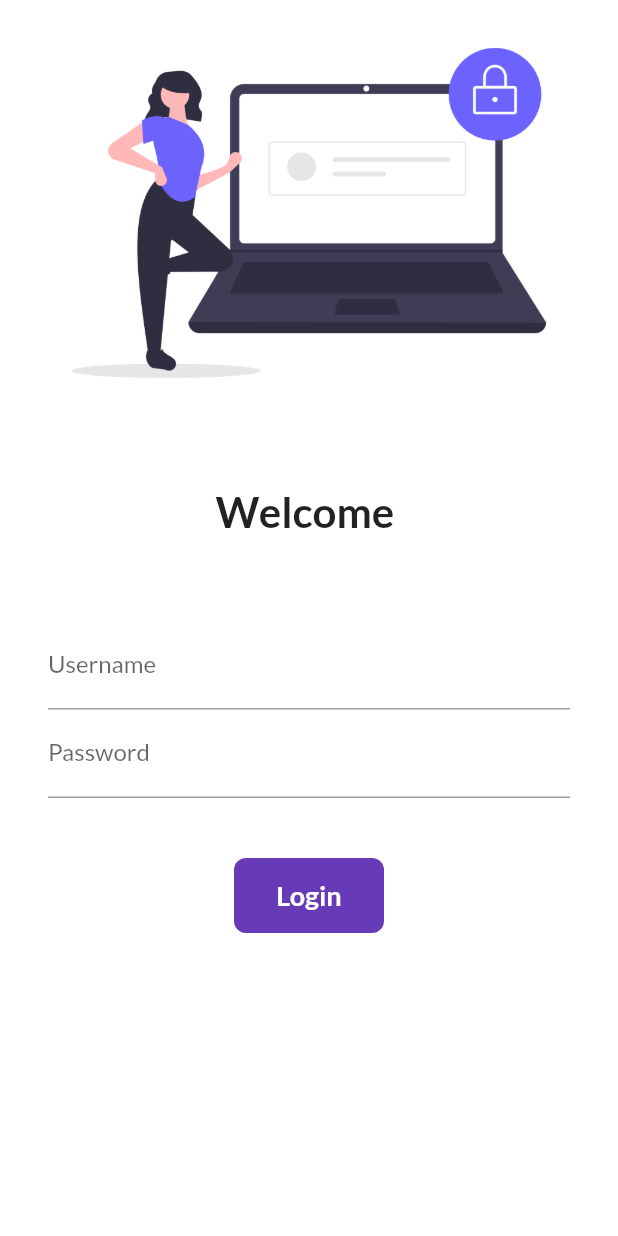
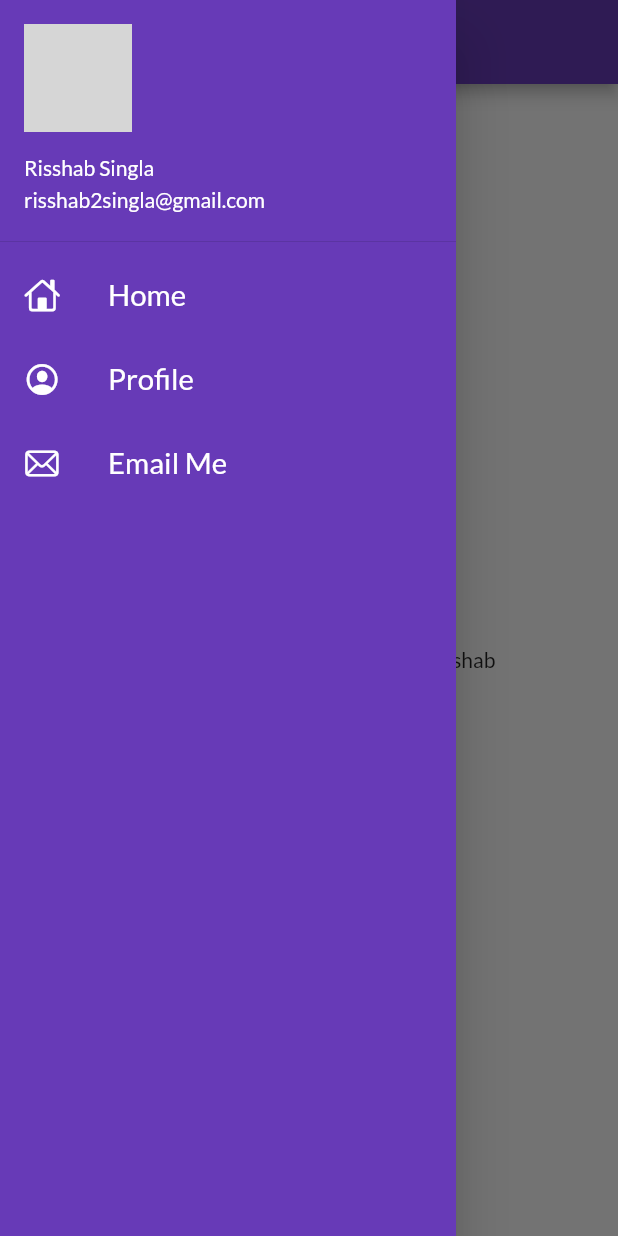
Before and after one commit to RisshabSingla/30DaysOfFlutter, a Flutter app: the screen it shows after launch, with the side drawer open (before the commit the screen has no drawer), on a phone screen of 412 x 824 dp. Run offline on Flutter 3.47's test engine with Material 2 defaults, Android fonts, the phone set to English and light mode, and no system bars; our stand-ins replace google_fonts; network calls fail; grey boxes are pictures that could not be loaded.

Commit message:
Day 8 Completed

```diff
--- a/lib/main.dart
+++ b/lib/main.dart
@@ -14,23 +14,17 @@ class MyApp extends StatelessWidget {
   @override
   Widget build(BuildContext context) {
     return MaterialApp(
-      home: LoginPage(),
-      //--> only one can be given either this or / address
-      // home: HomePage(),
-
+      // home: LoginPage(),
       themeMode: ThemeMode.light,
       theme: ThemeData(
         primarySwatch: Colors.deepPurple,
         fontFamily: GoogleFonts.lato().fontFamily,
-        // primaryTextTheme: GoogleFonts.latoTextTheme(),  --> Applicable only to primary text fields
       ),
-      // themeMode: ThemeMode.dark    --> can be used to give dark theme
-      // darkTheme: ThemeData(
-      //   brightness: Brightness.dark,
-
-      // initialRoute: "/login", // --> initial opening page
+      debugShowCheckedModeBanner: false,
+      initialRoute: MyRoutes.homeRoute, // --> initial opening page
       routes: {
-        // "/": (context) => const HomePage(), // --> not required since HomePage not given
+        "/": (context) => HomePage(),
+        // --> not required since HomePage not given
         MyRoutes.homeRoute: (context) => HomePage(),
         MyRoutes.loginRoute: (context) => LoginPage(),
       },
--- a/lib/pages/home_page.dart
+++ b/lib/pages/home_page.dart
@@ -1,4 +1,6 @@
 import 'package:flutter/material.dart';
+
+import '../widgets/drawer.dart';
 
 class HomePage extends StatelessWidget {
   const HomePage({Key? key}) : super(key: key);
@@ -16,7 +18,7 @@ class HomePage extends StatelessWidget {
           child: Text("Welcome to $days days of flutter by $name"),
         ),
       ),
-      drawer: Drawer(),
+      drawer: myDrawer(),
     );
   }
 }
--- /dev/null
+++ b/lib/widgets/drawer.dart
@@ -0,0 +1,67 @@
+import 'package:flutter/cupertino.dart';
+import 'package:flutter/material.dart';
+
+class myDrawer extends StatelessWidget {
+  const myDrawer({Key? key}) : super(key: key);
+  final imageURL =
+      "https://media-exp1.licdn.com/dms/image/C5603AQHB9cL7q9Lm-g/profile-displayphoto-shrink_100_100/0/1630991914862?e=1667433600&v=beta&t=jLR58rCHLVu02g4A7LYyUIUWWSCB3My7f1PhcZSdxtE";
+
+  @override
+  Widget build(BuildContext context) {
+    return Drawer(
+      child: Container(
+        color: Colors.deepPurple,
+        child: ListView(
+          padding: EdgeInsets.zero,
+          children: [
+            DrawerHeader(
+                padding: EdgeInsets.zero,
+                child: UserAccountsDrawerHeader(
+                  margin: EdgeInsets.zero,
+                  accountName: Text("Risshab Singla"),
+                  accountEmail: Text("risshab2singla@gmail.com"),
+                  currentAccountPicture: CircleAvatar(
+                    backgroundImage: NetworkImage(imageURL),
+                  ),
+                )),
+
+            const ListTile(
+              leading: Icon(CupertinoIcons.home, color: Colors.white),
+              title: Text(
+                "Home",
+                textScaleFactor: 1.4,
+                style: TextStyle(
+                  color: Colors.white,
+                ),
+              ),
+            ),
+
+            const ListTile(
+              leading: Icon(CupertinoIcons.profile_circled,
+                  color: Colors.white),
+              title: Text(
+                "Profile",
+                textScaleFactor: 1.4,
+                style: TextStyle(
+                  color: Colors.white,
+                ),
+              ),
+            ),
+
+            const ListTile(
+              leading: Icon(CupertinoIcons.mail,
+                  color: Colors.white),
+              title: Text(
+                "Email Me",
+                textScaleFactor: 1.4,
+                style: TextStyle(
+                  color: Colors.white,
+                ),
+              ),
+            )
+          ],
+        ),
+      ),
+    );
+  }
+}
```
